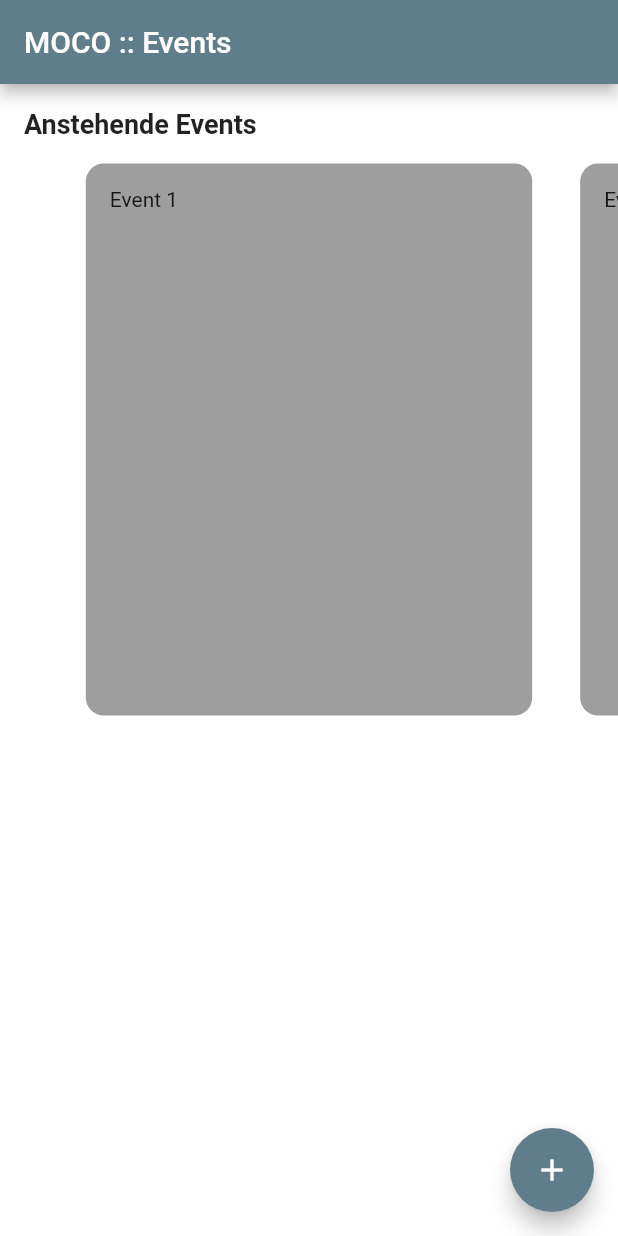
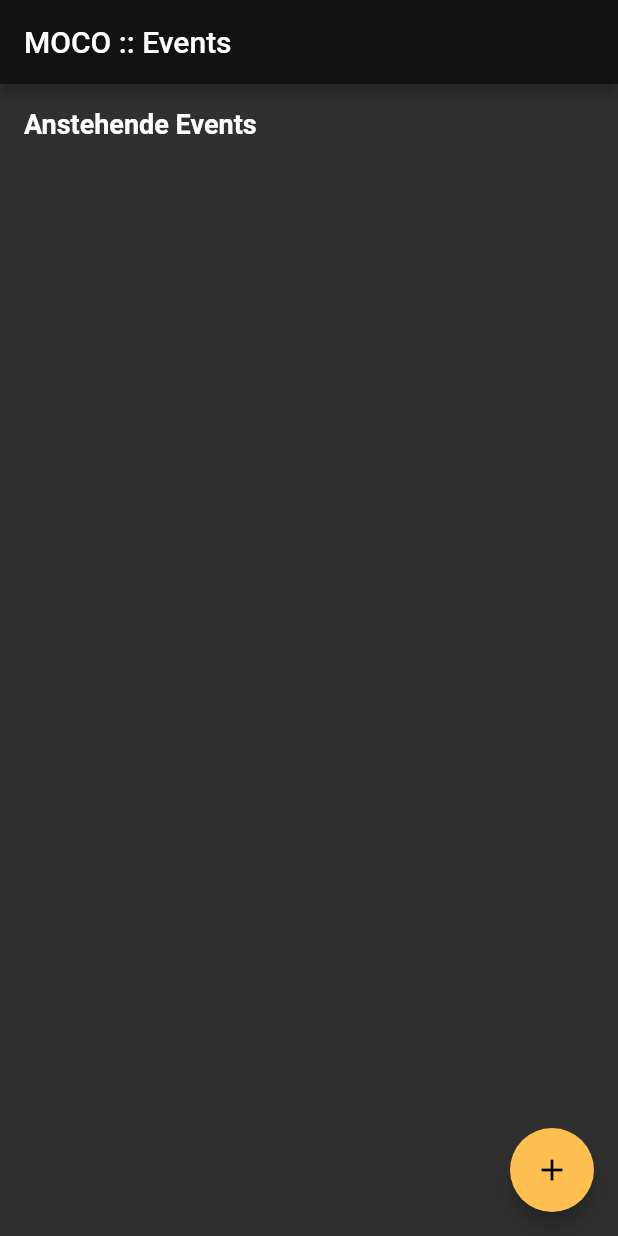
Before and after one commit to z3ttee/wpm-moco, a Flutter app: the screen it shows after launch, on a phone screen of 412 x 824 dp. Run offline on Flutter 3.47's test engine with Material 2 defaults, Android fonts, the phone set to English and light mode, and no system bars.

Commit message:
added dynamic data

```diff
--- a/lib/entities/event.entity.dart
+++ b/lib/entities/event.entity.dart
@@ -1,7 +1,8 @@
+import 'package:uuid/uuid.dart';
 
 class Event {
 
-  String id;
+  late String id;
   String title;
   String description;
 
@@ -9,5 +10,7 @@ class Event {
   DateTime startAt;
   DateTime endAt;
 
-  Event(this.id, this.title, this.description, this.startAt, this.endAt);
+  Event(this.title, this.description, this.startAt, this.endAt) {
+    id = const Uuid().v4();
+  }
 }
--- a/lib/main.dart
+++ b/lib/main.dart
@@ -1,9 +1,6 @@
 import 'package:flutter/material.dart';
 import 'package:moco_event_app/behaviours/scroll.behaviour.dart';
-import 'package:moco_event_app/states/event.state.dart';
-import 'package:moco_event_app/views/create-event.view.dart';
 import 'package:moco_event_app/views/home.view.dart';
-import 'package:moco_event_app/widgets/lists/event-list.widget.dart';
 
 void main() {
   runApp(const MyApp());
@@ -18,8 +15,11 @@ class MyApp extends StatelessWidget {
     return MaterialApp(
       title: 'MOCO :: Events',
       theme: ThemeData(
-        primarySwatch: Colors.blueGrey,
-        backgroundColor: Colors.black38
+        colorScheme: const ColorScheme.dark(
+          secondary: Color.fromRGBO(255, 191, 80, 1),
+          tertiary: Colors.indigoAccent,
+          primary: Color.fromRGBO(180, 139, 72, 1.0)
+        )
       ),
       home: const MOCOHome(),
       scrollBehavior: MOCOScrollBehaviour(),
--- a/lib/states/event.state.dart
+++ b/lib/states/event.state.dart
@@ -1,59 +1,10 @@
 
-import 'package:flutter/material.dart';
 import 'package:moco_event_app/entities/event.entity.dart';
 
 class EventState {
 
-    final List<Event> events = [
-        Event(
-            "123",
-            "Event 1",
-            "Beschreibung Test 1",
-            DateTime.now(),
-            DateTime.now()
-        ),
-        Event(
-            "1234",
-            "Event 2",
-            "Beschreibung Test 2",
-            DateTime.now(),
-            DateTime.now()
-        ),
-        Event(
-            "1234",
-            "Event 2",
-            "Beschreibung Test 2",
-            DateTime.now(),
-            DateTime.now()
-        ),
-        Event(
-            "1234",
-            "Event 2",
-            "Beschreibung Test 2",
-            DateTime.now(),
-            DateTime.now()
-        ),
-        Event(
-            "1234",
-            "Event 2",
-            "Beschreibung Test 2",
-            DateTime.now(),
-            DateTime.now()
-        ),
-        Event(
-            "1234",
-            "Event 2",
-            "Beschreibung Test 2",
-            DateTime.now(),
-            DateTime.now()
-        ),
-        Event(
-            "1234",
-            "Event 2",
-            "Beschreibung Test 2",
-            DateTime.now(),
-            DateTime.now()
-        )
+    static final List<Event> events = [
+
     ];
 
 }
--- a/lib/views/home.view.dart
+++ b/lib/views/home.view.dart
@@ -1,4 +1,5 @@
 import 'package:flutter/material.dart';
+import 'package:moco_event_app/entities/event.entity.dart';
 import '../states/event.state.dart';
 import '../widgets/lists/event-list.widget.dart';
 import 'create-event.view.dart';
@@ -11,7 +12,16 @@ class MOCOHome extends StatefulWidget {
 }
 
 class _MOCOHomeState extends State<MOCOHome> {
-  EventState state = EventState();
+
+  _addEvent(BuildContext context, Event event) {
+    setState(() {
+      EventState.events.add(event);
+    });
+
+    ScaffoldMessenger.of(context).showSnackBar(const SnackBar(
+        content: Text("Neues Event angelegt.")
+    ));
+  }
 
   @override
   Widget build(BuildContext context) {
@@ -22,14 +32,13 @@ class _MOCOHomeState extends State<MOCOHome> {
     // fast, so that you can just rebuild anything that needs updating rather
     // than having to individually change instances of widgets.
     return Scaffold(
-      backgroundColor: Colors.white,
       appBar: AppBar(
         title: const Text("MOCO :: Events"),
       ),
       body: Column(
         children: [
           EventListWidget(
-              events: state.events
+              events: EventState.events
           )
         ],
       ),
@@ -37,7 +46,9 @@ class _MOCOHomeState extends State<MOCOHome> {
         onPressed: () {
           Navigator.push(
               context,
-              MaterialPageRoute(builder: (context) => const MOCOCreateEventView())
+              MaterialPageRoute(builder: (context) => MOCOCreateEventView(
+                onCreated: (event) => _addEvent(context, event),
+              ))
           );
         },
         tooltip: 'Event anlegen',
--- a/lib/widgets/lists/event-list.widget.dart
+++ b/lib/widgets/lists/event-list.widget.dart
@@ -1,5 +1,3 @@
-
-import 'dart:ui';
 
 import 'package:flutter/gestures.dart';
 import 'package:flutter/material.dart';
@@ -47,7 +45,7 @@ class EventListWidget extends StatelessWidget {
                 ),
                 child: Container(
                   decoration: const BoxDecoration(
-                    color: Colors.black38,
+                    color: Colors.black26,
                     borderRadius: BorderRadius.all(Radius.circular(12))
                   ),
                   child: SizedBox.expand(
--- a/pubspec.yaml
+++ b/pubspec.yaml
@@ -34,6 +34,7 @@ dependencies:
   # The following adds the Cupertino Icons font to your application.
   # Use with the CupertinoIcons class for iOS style icons.
   cupertino_icons: ^1.0.2
+  uuid: ^3.0.6
 
 dev_dependencies:
   flutter_test:
```
Also changed, not shown: lib/services/event.service.dart (deleted, +0 -8 lines), lib/views/create-event.view.dart (+77 -3 lines), pubspec.lock.
